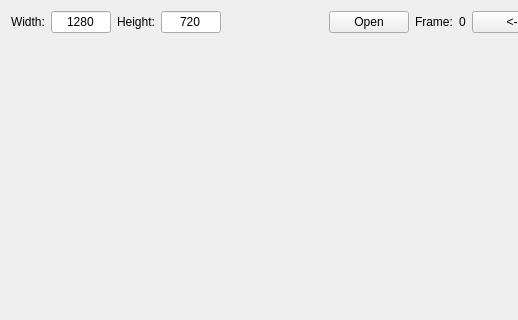
cycycyc/yuvdisplay, file dialog.ui: the form before one commit; both pictures show x 0 to 518 and y 0 to 320 of the 649 by 479 pixel window.
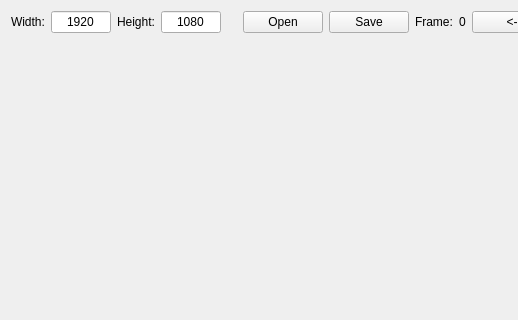
The form after the commit.

```diff
--- a/dialog.ui
+++ b/dialog.ui
@@ -38,7 +38,7 @@
         </size>
        </property>
        <property name="text">
-        <string>1280</string>
+        <string>1920</string>
        </property>
        <property name="maxLength">
         <number>4</number>
@@ -76,7 +76,7 @@
         </size>
        </property>
        <property name="text">
-        <string>720</string>
+        <string>1080</string>
        </property>
        <property name="maxLength">
         <number>4</number>
@@ -109,6 +109,13 @@
        </property>
       </widget>
      </item>
+     <item>
+      <widget class="QPushButton" name="saveBtn">
+       <property name="text">
+        <string>Save</string>
+       </property>
+      </widget>
+     </item>
      <item>
       <widget class="QLabel" name="frameLbl">
        <property name="text">
```
